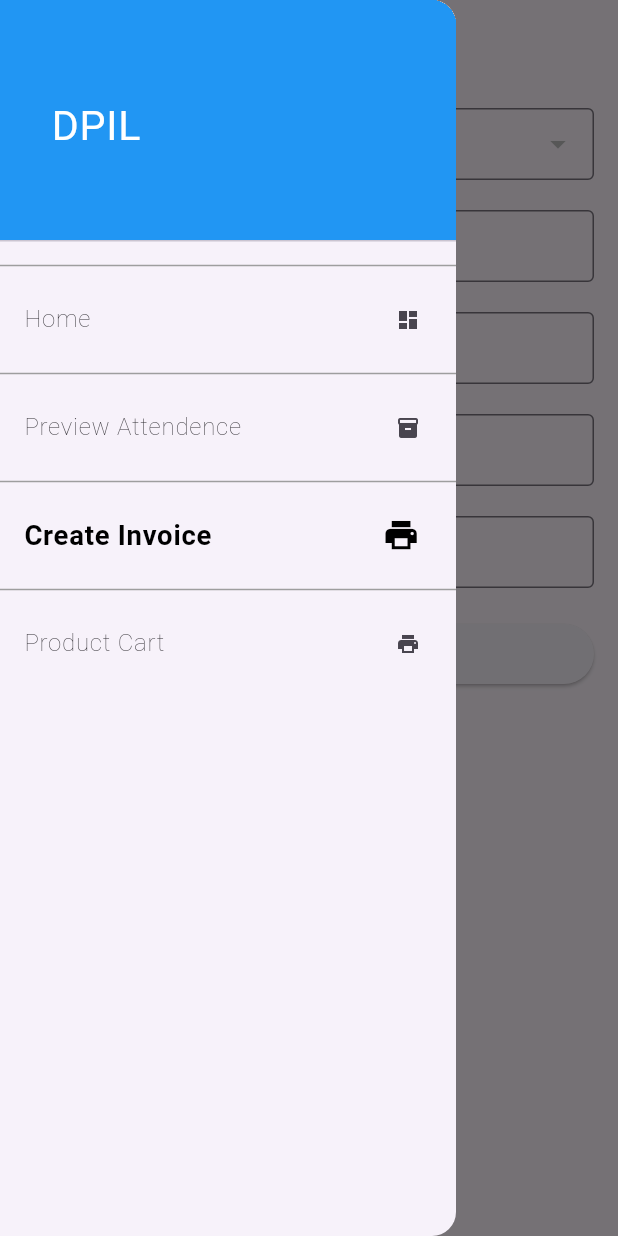
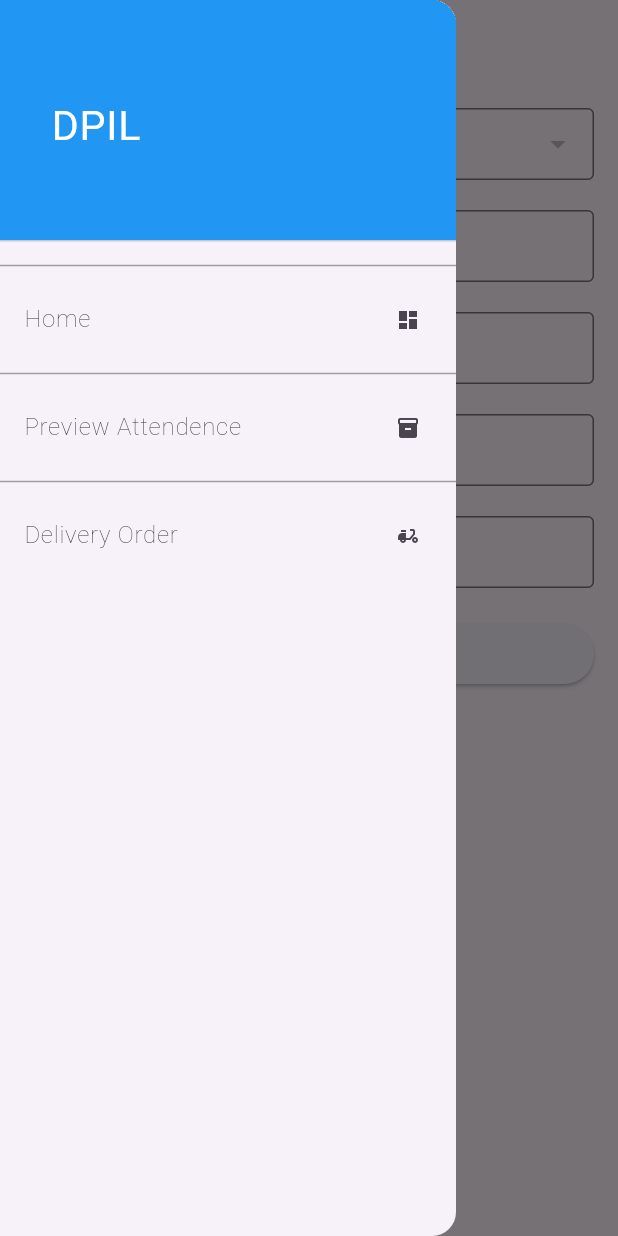
Before and after one commit to refayet21/dpil, a Flutter app: the DouserInvoiceScreen screen opened by its route, with the side drawer open, on a phone screen of 412 x 824 dp. Run offline on Flutter 3.47's test engine with Material 3 defaults, Android fonts, the phone set to English and light mode, and no system bars; our stand-ins replace animate_do, calendar_date_picker2, cloud_firestore, firebase_auth, firebase_core, flutter_screenutil and 7 more; missing offline and left inert: flutter_email_sender, month_year_picker; accounts and stored records are empty; project files that could hold a hidden picture were left out.

Commit message:
design modified

```diff
--- a/lib/infrastructure/navigation/routes.dart
+++ b/lib/infrastructure/navigation/routes.dart
@@ -1,6 +1,6 @@
 class Routes {
   static Future<String> get initialRoute async {
-    return LOGIN;
+    return SPLASH;
   }
 
   static const ADMIN_ADDDOUSER = '/admin-adddouser';
--- a/lib/presentation/douser/productcart/cartScreen.dart
+++ b/lib/presentation/douser/productcart/cartScreen.dart
@@ -33,7 +33,7 @@ class CartItemsScreen extends GetView<DouserProductcartController> {
   Widget build(BuildContext context) {
     return Scaffold(
       appBar: AppBar(
-        title: Text('Cart Items'),
+        title: Text('DPIL'),
         centerTitle: true,
       ),
       body: Column(
@@ -43,7 +43,7 @@ class CartItemsScreen extends GetView<DouserProductcartController> {
             onChanged: (value) {
               selectedVendor = value;
             },
-            hint: const Text('Select Vendor'),
+            hint: const Text('Select Customer'),
             isExpanded: true,
             value: selectedVendor,
             items: controller.vendors
@@ -59,7 +59,7 @@ class CartItemsScreen extends GetView<DouserProductcartController> {
           TextField(
             controller: dateController,
             decoration: InputDecoration(
-                icon: Icon(Icons.calendar_today), labelText: "Enter Date"),
+                icon: Icon(Icons.calendar_today), labelText: "Delivery Date"),
             readOnly: true,
             onTap: () {
               selectDate(context);
@@ -457,10 +457,10 @@ class CartItemsScreen extends GetView<DouserProductcartController> {
               double totalAmount = 0.0;
 
               String vendorName =
-                  'Vendor Name: ${selectedVendor?.name ?? "N/A"}';
+                  'Customer Name: ${selectedVendor?.name ?? "N/A"}';
               String vendorAddress =
-                  'Vendor address: ${selectedVendor?.address ?? "N/A"}';
-              String dateInfo = 'Date: ${dateController.text}';
+                  'Customer address: ${selectedVendor?.address ?? "N/A"}';
+              String dateInfo = 'Delivery Date: ${dateController.text}';
               purchaseInfoList.add('$vendorName\n$vendorAddress\n$dateInfo\n');
 
               List<List<dynamic>> invoiceData = [];
@@ -512,7 +512,7 @@ class CartItemsScreen extends GetView<DouserProductcartController> {
                 context: context,
                 builder: (BuildContext context) {
                   return AlertDialog(
-                    title: Text('Previous Purchase Information'),
+                    title: Text('Previous Delivery Order'),
                     content: SingleChildScrollView(
                       child: Column(
                         crossAxisAlignment: CrossAxisAlignment.start,
@@ -533,7 +533,7 @@ class CartItemsScreen extends GetView<DouserProductcartController> {
                               '${selectedVendor?.mobile ?? "N/A"}';
 
                           homeController.generateInvoicePdf(
-                            'John Doe',
+                            'Test user',
                             vendorName,
                             vendorAddress,
                             contactPerson,
@@ -559,7 +559,7 @@ class CartItemsScreen extends GetView<DouserProductcartController> {
                 },
               );
             },
-            child: Text('Confirm Purchase'),
+            child: Text('Confirm Order'),
           )
         ],
       ),
--- a/lib/presentation/douser/productcart/douser_productcart.screen.dart
+++ b/lib/presentation/douser/productcart/douser_productcart.screen.dart
@@ -67,7 +67,8 @@ class DouserProductcartScreen extends GetView<DouserProductcartController> {
         onPressed: () {
           Get.to(() => CartItemsScreen());
         },
-        label: Obx(() => Text('Cart (${controller.cartItems.length})')),
+        label: Obx(
+            () => Text('Selected Product (${controller.cartItems.length})')),
       ),
     );
   }
--- a/lib/presentation/login/controllers/login.controller.dart
+++ b/lib/presentation/login/controllers/login.controller.dart
@@ -46,8 +46,8 @@ class LoginController extends GetxController {
         if (isDoUser) {
           // DoUser, redirect to DoUser dashboard
           box.write('douseremail', email);
-          // Get.offNamed(Routes.DOUSER_DASHBOARD);
-          Get.offNamed(Routes.DOUSER_INVOICE);
+          Get.offNamed(Routes.DOUSER_DASHBOARD);
+          // Get.offNamed(Routes.DOUSER_INVOICE);
           return null; // No need to return User object for DoUser
         } else if (isGeneralUser) {
           // General user, redirect to General user dashboard
--- a/lib/presentation/widgets/do_drawer.dart
+++ b/lib/presentation/widgets/do_drawer.dart
@@ -15,14 +15,14 @@ class DoDrawer extends StatelessWidget {
         title: 'Preview Attendence',
         routeName: Routes.DOUSER_ATTENDENCE,
         icon: Icons.inventory),
+    // DrawerMenuItem(
+    //     title: 'Delivery Order',
+    //     routeName: Routes.DOUSER_INVOICE,
+    //     icon: Icons.print),
     DrawerMenuItem(
-        title: 'Create Invoice',
-        routeName: Routes.DOUSER_INVOICE,
-        icon: Icons.print),
-    DrawerMenuItem(
-        title: 'Product Cart',
+        title: 'Delivery Order',
         routeName: Routes.DOUSER_PRODUCTCART,
-        icon: Icons.print),
+        icon: Icons.delivery_dining),
   ];
   DoDrawer({
     super.key,
```
